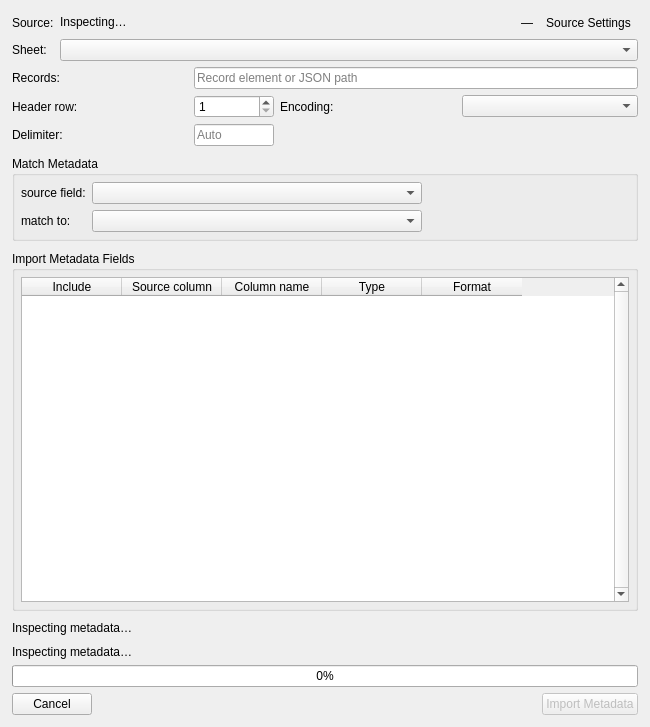
This is src/MetadataArea/ui/metadata_import_dialog.ui in eidora-desktop/EIDORA as Qt 5 draws it before an edit. The edited form follows.
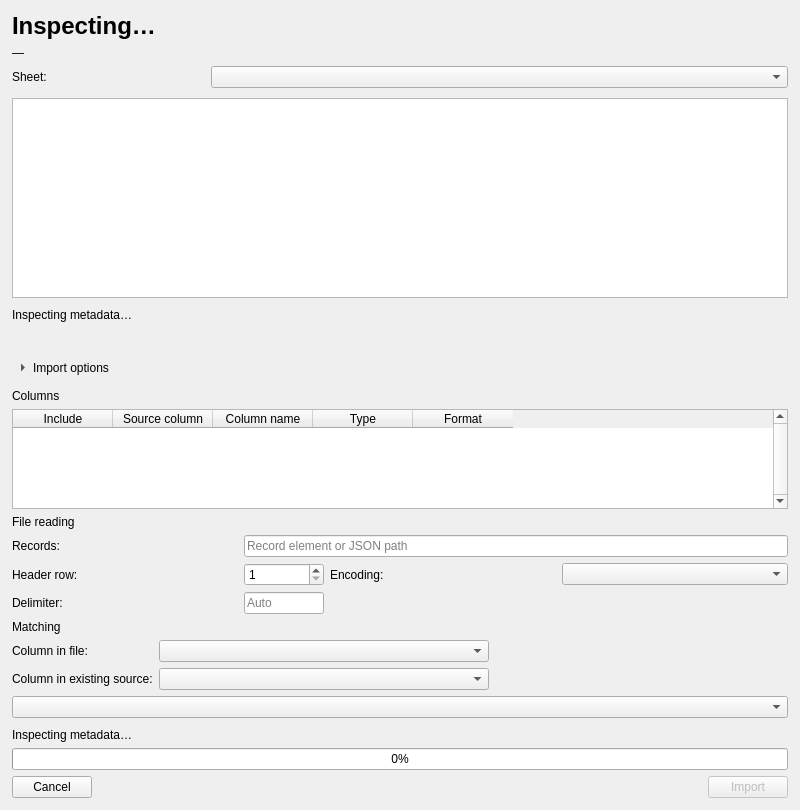
This is the edited form.

Commit message: Introduce Assets workspace and linked metadata workflows

Diff of the .ui file:
```diff
--- a/src/MetadataArea/ui/metadata_import_dialog.ui
+++ b/src/MetadataArea/ui/metadata_import_dialog.ui
@@ -9,8 +9,8 @@
    <rect>
     <x>0</x>
     <y>0</y>
-    <width>650</width>
-    <height>727</height>
+    <width>800</width>
+    <height>650</height>
    </rect>
   </property>
   <property name="windowTitle">
@@ -38,12 +38,6 @@
    <item>
     <widget class="QWidget" name="panel_source" native="true">
      <layout class="QGridLayout" name="layout_source">
-      <property name="horizontalSpacing">
-       <number>6</number>
-      </property>
-      <property name="verticalSpacing">
-       <number>6</number>
-      </property>
       <property name="leftMargin">
        <number>0</number>
       </property>
@@ -56,14 +50,10 @@
       <property name="bottomMargin">
        <number>0</number>
       </property>
-      <item row="0" column="0">
-       <widget class="QLabel" name="label_import_file">
-        <property name="text">
-         <string>Source:</string>
-        </property>
-       </widget>
-      </item>
-      <item row="0" column="1">
+      <property name="spacing">
+       <number>6</number>
+      </property>
+      <item row="0" column="0" colspan="4">
        <widget class="QLabel" name="label_import_file_value">
         <property name="sizePolicy">
          <sizepolicy hsizetype="Expanding" vsizetype="Preferred">
@@ -71,66 +61,244 @@
           <verstretch>0</verstretch>
          </sizepolicy>
         </property>
+        <property name="font">
+         <font>
+          <pointsize>18</pointsize>
+          <bold>true</bold>
+         </font>
+        </property>
         <property name="text">
          <string>Inspecting…</string>
         </property>
+        <property name="textFormat">
+         <enum>Qt::TextFormat::PlainText</enum>
+        </property>
+        <property name="wordWrap">
+         <bool>true</bool>
+        </property>
         <property name="textInteractionFlags">
          <set>Qt::TextInteractionFlag::TextSelectableByMouse</set>
         </property>
        </widget>
       </item>
-      <item row="0" column="2">
+      <item row="1" column="0" colspan="4">
        <widget class="QLabel" name="label_import_format_value">
         <property name="text">
          <string>—</string>
         </property>
-       </widget>
-      </item>
-      <item row="0" column="3">
-       <widget class="QToolButton" name="button_source_settings">
-        <property name="toolTip">
-         <string>Source Settings</string>
+        <property name="alignment">
+         <set>Qt::AlignmentFlag::AlignLeading|Qt::AlignmentFlag::AlignLeft|Qt::AlignmentFlag::AlignTop</set>
         </property>
-        <property name="accessibleName">
-         <string>Source Settings</string>
-        </property>
-        <property name="text">
-         <string>Source Settings</string>
-        </property>
-        <property name="checkable">
+        <property name="wordWrap">
          <bool>true</bool>
         </property>
-        <property name="autoRaise">
-         <bool>true</bool>
-        </property>
-        <property name="iconName" stdset="0">
-         <string>settings</string>
-        </property>
        </widget>
       </item>
-      <item row="1" column="0">
+      <item row="2" column="0">
        <widget class="QLabel" name="label_table">
         <property name="text">
          <string>Sheet:</string>
         </property>
        </widget>
       </item>
-      <item row="1" column="1" colspan="3">
-       <widget class="QComboBox" name="combo_table">
-       </widget>
-      </item>
-      <item row="2" column="0" colspan="4">
+      <item row="2" column="1" colspan="3">
+       <widget class="QComboBox" name="combo_table" />
+      </item>
+     </layout>
+    </widget>
+   </item>
+   <item>
+    <widget class="QTableWidget" name="table_data_preview">
+     <property name="minimumSize">
+      <size>
+       <width>0</width>
+       <height>200</height>
+      </size>
+     </property>
+     <property name="toolTip">
+      <string>Sample source values. Column names and types reflect the import settings.</string>
+     </property>
+     <property name="editTriggers">
+      <set>QAbstractItemView::EditTrigger::NoEditTriggers</set>
+     </property>
+     <property name="alternatingRowColors">
+      <bool>true</bool>
+     </property>
+    </widget>
+   </item>
+   <item>
+    <widget class="QLabel" name="label_preview_count">
+     <property name="text">
+      <string>Inspecting metadata…</string>
+     </property>
+    </widget>
+   </item>
+   <item>
+    <widget class="QLabel" name="label_matching_summary">
+     <property name="visible">
+      <bool>false</bool>
+     </property>
+     <property name="text">
+      <string />
+     </property>
+     <property name="wordWrap">
+      <bool>true</bool>
+     </property>
+    </widget>
+   </item>
+   <item>
+    <widget class="QToolButton" name="button_import_options">
+     <property name="text">
+      <string>Import options</string>
+     </property>
+     <property name="checkable">
+      <bool>true</bool>
+     </property>
+     <property name="toolButtonStyle">
+      <enum>Qt::ToolButtonStyle::ToolButtonTextBesideIcon</enum>
+     </property>
+     <property name="autoRaise">
+      <bool>true</bool>
+     </property>
+     <property name="arrowType">
+      <enum>Qt::ArrowType::RightArrow</enum>
+     </property>
+    </widget>
+   </item>
+   <item>
+    <widget class="QWidget" name="panel_import_options">
+     <property name="visible">
+      <bool>false</bool>
+     </property>
+     <layout class="QVBoxLayout" name="layout_import_options">
+      <property name="leftMargin">
+       <number>0</number>
+      </property>
+      <property name="topMargin">
+       <number>0</number>
+      </property>
+      <property name="rightMargin">
+       <number>0</number>
+      </property>
+      <property name="bottomMargin">
+       <number>0</number>
+      </property>
+      <item>
+       <layout class="QVBoxLayout" name="layout_panel_column_settings">
+        <property name="leftMargin">
+         <number>0</number>
+        </property>
+        <property name="topMargin">
+         <number>0</number>
+        </property>
+        <property name="rightMargin">
+         <number>0</number>
+        </property>
+        <property name="bottomMargin">
+         <number>0</number>
+        </property>
+        <item>
+         <widget class="QLabel" name="label_panel_column_settings_heading">
+          <property name="text">
+           <string>Columns</string>
+          </property>
+         </widget>
+        </item>
+        <item>
+         <widget class="QTableWidget" name="table_mappings">
+          <property name="minimumSize">
+           <size>
+            <width>0</width>
+            <height>100</height>
+           </size>
+          </property>
+          <property name="maximumSize">
+           <size>
+            <width>16777215</width>
+            <height>160</height>
+           </size>
+          </property>
+          <property name="toolTip">
+           <string>Select columns, names, and types</string>
+          </property>
+          <property name="verticalScrollBarPolicy">
+           <enum>Qt::ScrollBarPolicy::ScrollBarAlwaysOn</enum>
+          </property>
+          <property name="horizontalScrollBarPolicy">
+           <enum>Qt::ScrollBarPolicy::ScrollBarAsNeeded</enum>
+          </property>
+          <property name="alternatingRowColors">
+           <bool>true</bool>
+          </property>
+          <property name="selectionMode">
+           <enum>QAbstractItemView::SelectionMode::NoSelection</enum>
+          </property>
+          <property name="columnCount">
+           <number>5</number>
+          </property>
+          <property name="gridRole" stdset="0">
+           <string>subtle</string>
+          </property>
+          <attribute name="horizontalHeaderStretchLastSection">
+           <bool>false</bool>
+          </attribute>
+          <column>
+           <property name="text">
+            <string>Include</string>
+           </property>
+          </column>
+          <column>
+           <property name="text">
+            <string>Source column</string>
+           </property>
+          </column>
+          <column>
+           <property name="text">
+            <string>Column name</string>
+           </property>
+          </column>
+          <column>
+           <property name="text">
+            <string>Type</string>
+           </property>
+          </column>
+          <column>
+           <property name="text">
+            <string>Format</string>
+           </property>
+          </column>
+         </widget>
+        </item>
+       </layout>
+      </item>
+      <item>
+       <widget class="QWidget" name="panel_reading_settings">
+        <layout class="QVBoxLayout" name="layout_panel_reading_settings">
+         <property name="leftMargin">
+          <number>0</number>
+         </property>
+         <property name="topMargin">
+          <number>0</number>
+         </property>
+         <property name="rightMargin">
+          <number>0</number>
+         </property>
+         <property name="bottomMargin">
+          <number>0</number>
+         </property>
+         <item>
+          <widget class="QLabel" name="label_panel_reading_settings_heading">
+           <property name="text">
+            <string>File reading</string>
+           </property>
+          </widget>
+         </item>
+         <item>
        <widget class="QWidget" name="panel_file_settings" native="true">
         <property name="visible">
          <bool>false</bool>
         </property>
         <layout class="QGridLayout" name="layout_file_settings">
-         <property name="horizontalSpacing">
-          <number>6</number>
-         </property>
-         <property name="verticalSpacing">
-          <number>6</number>
-         </property>
          <property name="leftMargin">
           <number>0</number>
          </property>
@@ -143,6 +311,9 @@
          <property name="bottomMargin">
           <number>0</number>
          </property>
+            <property name="spacing">
+             <number>6</number>
+            </property>
          <item row="0" column="0">
           <widget class="QLabel" name="label_record_path">
            <property name="text">
@@ -221,11 +392,8 @@
     </widget>
    </item>
    <item>
-    <widget class="QWidget" name="matching_groups" native="true">
-     <layout class="QHBoxLayout" name="horizontalLayout_3">
-      <property name="spacing">
-       <number>12</number>
-      </property>
+       <widget class="QWidget" name="matching_groups">
+        <layout class="QVBoxLayout" name="layout_matching_groups">
       <property name="leftMargin">
        <number>0</number>
       </property>
@@ -239,22 +407,14 @@
        <number>0</number>
       </property>
       <item>
-       <widget class="QGroupBox" name="group_match_metadata">
-        <property name="sizePolicy">
-         <sizepolicy hsizetype="Expanding" vsizetype="Preferred">
-          <horstretch>2</horstretch>
-          <verstretch>0</verstretch>
-         </sizepolicy>
-        </property>
-        <property name="minimumSize">
-         <size>
-          <width>0</width>
-          <height>0</height>
-         </size>
-        </property>
-        <property name="title">
-         <string>Match Metadata</string>
-        </property>
+          <widget class="QLabel" name="label_matching_groups_heading">
+           <property name="text">
+            <string>Matching</string>
+           </property>
+          </widget>
+         </item>
+         <item>
+          <widget class="QWidget" name="group_match_metadata">
         <layout class="QFormLayout" name="formLayout_2">
          <property name="fieldGrowthPolicy">
           <enum>QFormLayout::FieldGrowthPolicy::ExpandingFieldsGrow</enum>
@@ -272,16 +432,16 @@
           <number>6</number>
          </property>
          <property name="leftMargin">
-          <number>6</number>
+             <number>0</number>
          </property>
          <property name="topMargin">
-          <number>6</number>
+             <number>0</number>
          </property>
          <property name="rightMargin">
-          <number>6</number>
+             <number>0</number>
          </property>
          <property name="bottomMargin">
-          <number>6</number>
+             <number>0</number>
          </property>
          <item row="0" column="0">
           <widget class="QLabel" name="label_2">
@@ -292,7 +452,7 @@
             </sizepolicy>
            </property>
            <property name="text">
-            <string>source field:</string>
+               <string>Column in file:</string>
            </property>
           </widget>
          </item>
@@ -330,7 +490,7 @@
             </sizepolicy>
            </property>
            <property name="text">
-            <string>match to:</string>
+               <string>Column in existing source:</string>
            </property>
           </widget>
          </item>
@@ -365,96 +525,11 @@
         </layout>
        </widget>
       </item>
-     </layout>
-    </widget>
-   </item>
    <item>
-    <widget class="QWidget" name="mappings_container" native="true">
-     <layout class="QVBoxLayout" name="verticalLayout_5">
-      <property name="spacing">
-       <number>0</number>
-      </property>
-      <property name="leftMargin">
-       <number>0</number>
-      </property>
-      <property name="topMargin">
-       <number>0</number>
-      </property>
-      <property name="rightMargin">
-       <number>0</number>
-      </property>
-      <property name="bottomMargin">
-       <number>0</number>
-      </property>
-      <item>
-       <widget class="QGroupBox" name="group_mappings">
-        <property name="title">
-         <string>Import Metadata Fields</string>
-        </property>
-        <layout class="QVBoxLayout" name="verticalLayout_4">
-         <property name="leftMargin">
-          <number>6</number>
-         </property>
-         <property name="topMargin">
-          <number>6</number>
-         </property>
-         <property name="rightMargin">
-          <number>6</number>
-         </property>
-         <property name="bottomMargin">
-          <number>6</number>
-         </property>
-         <item>
-          <widget class="QTableWidget" name="table_mappings">
-           <property name="toolTip">
-            <string>Select columns, names, and types</string>
-           </property>
-           <property name="verticalScrollBarPolicy">
-            <enum>Qt::ScrollBarPolicy::ScrollBarAlwaysOn</enum>
-           </property>
-           <property name="horizontalScrollBarPolicy">
-            <enum>Qt::ScrollBarPolicy::ScrollBarAlwaysOff</enum>
-           </property>
-           <property name="alternatingRowColors">
-            <bool>true</bool>
-           </property>
-           <property name="selectionMode">
-            <enum>QAbstractItemView::SelectionMode::NoSelection</enum>
-           </property>
-           <property name="columnCount">
-            <number>5</number>
-           </property>
-           <property name="gridRole" stdset="0">
-            <string>subtle</string>
-           </property>
-           <attribute name="horizontalHeaderStretchLastSection">
+          <widget class="QComboBox" name="combo_conflict_policy">
+           <property name="visible">
             <bool>false</bool>
-           </attribute>
-           <column>
-            <property name="text">
-             <string>Include</string>
-            </property>
-           </column>
-           <column>
-            <property name="text">
-             <string>Source column</string>
-            </property>
-           </column>
-           <column>
-            <property name="text">
-             <string>Column name</string>
-            </property>
-           </column>
-           <column>
-            <property name="text">
-             <string>Type</string>
-            </property>
-           </column>
-           <column>
-            <property name="text">
-             <string>Format</string>
-            </property>
-           </column>
+           </property>
           </widget>
          </item>
         </layout>
@@ -463,22 +538,6 @@
      </layout>
     </widget>
    </item>
-   <item>
-    <widget class="QLabel" name="label_import_summary">
-     <property name="sizePolicy">
-      <sizepolicy hsizetype="Expanding" vsizetype="Preferred">
-       <horstretch>0</horstretch>
-       <verstretch>0</verstretch>
-      </sizepolicy>
-     </property>
-     <property name="text">
-      <string>Inspecting metadata…</string>
-     </property>
-     <property name="wordWrap">
-      <bool>true</bool>
-     </property>
-    </widget>
-   </item>
    <item>
     <widget class="QWidget" name="widget" native="true">
      <layout class="QVBoxLayout" name="verticalLayout_8">
@@ -555,7 +614,7 @@
             <bool>false</bool>
            </property>
            <property name="text">
-            <string>Import Metadata</string>
+            <string>Import</string>
            </property>
            <property name="default">
             <bool>true</bool>
```
Left out of the diff: 100 changed lines with no effect on the pictures. Lines whose indentation alone changed are shown as unchanged. The commit also changes 136 other files.
